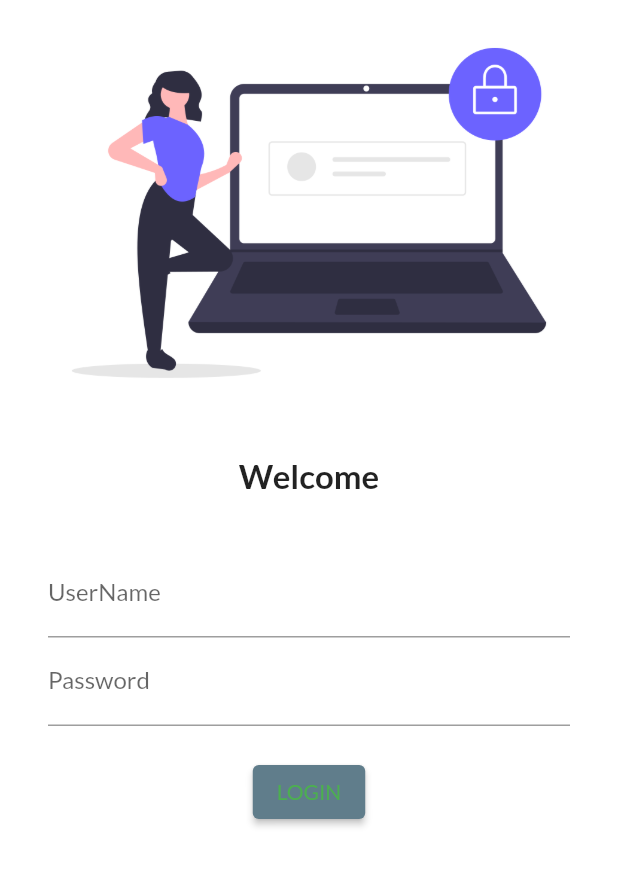
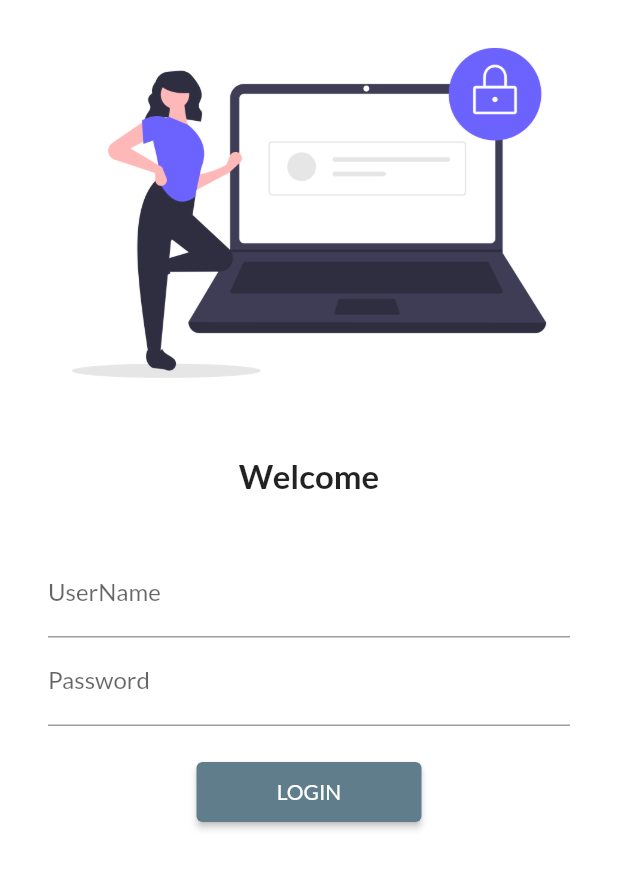
Before and after one commit to Siddharth2573/catalog, a Flutter app: the screen it shows after launch, on a phone screen of 412 x 824 dp. Shown: the top 869 px of the screen. Run offline on Flutter 3.47's test engine with Material 2 defaults, Android fonts, the phone set to English and light mode, and no system bars; our stand-ins replace google_fonts.

Commit message:
Day 5 completed

```diff
--- a/lib/Pages/login_page.dart
+++ b/lib/Pages/login_page.dart
@@ -1,3 +1,4 @@
+import 'package:catalog/utils/routes.dart';
 import 'package:flutter/material.dart';
 
 class LoginPage extends StatelessWidget {
@@ -5,6 +6,7 @@ class LoginPage extends StatelessWidget {
   Widget build(BuildContext context) {
     return Material(
         color: Colors.white,
+        child: SingleChildScrollView(
           child: Column(
             children: [
               Image.asset(
@@ -22,8 +24,8 @@ class LoginPage extends StatelessWidget {
                 height: 20.0,
               ),
               Padding(
-              padding:
-                  const EdgeInsets.symmetric(vertical: 16.0, horizontal: 32.0),
+                padding: const EdgeInsets.symmetric(
+                    vertical: 16.0, horizontal: 32.0),
                 child: Column(
                   children: [
                     TextFormField(
@@ -44,14 +46,15 @@ class LoginPage extends StatelessWidget {
                     ),
                     ElevatedButton(
                         onPressed: () {
-                        print("Hi Siddharth");
+                          Navigator.pushNamed(context, MyRoutes.homeRoute);
                         },
-                      style: TextButton.styleFrom(primary: Colors.green),
+                        style: TextButton.styleFrom(minimumSize: Size(150, 40)),
                         child: Text("LOGIN"))
                   ],
                 ),
               )
             ],
+          ),
         ));
   }
 }
--- a/lib/main.dart
+++ b/lib/main.dart
@@ -1,5 +1,6 @@
 import 'package:catalog/Pages/home_page.dart';
 import 'package:catalog/Pages/login_page.dart';
+import 'package:catalog/utils/routes.dart';
 import 'package:flutter/material.dart';
 import 'package:google_fonts/google_fonts.dart';
 
@@ -15,12 +16,13 @@ class MyApp extends StatelessWidget {
       theme: ThemeData(
           primarySwatch: Colors.blueGrey,
           fontFamily: GoogleFonts.lato().fontFamily),
+      debugShowCheckedModeBanner: false,
       darkTheme: ThemeData(primarySwatch: Colors.deepOrange),
       initialRoute: "/login",
       routes: {
         "/": (context) => LoginPage(),
-        "/home": (context) => Homepage(),
-        "/login": (context) => LoginPage(),
+        MyRoutes.homeRoute: (context) => Homepage(),
+        MyRoutes.loginRoute: (context) => LoginPage(),
       },
     );
   }
--- /dev/null
+++ b/lib/utils/routes.dart
@@ -0,0 +1,4 @@
+class MyRoutes {
+ static String loginRoute = "/login";
+ static String homeRoute = "/home";
+}
```
Lines whose indentation alone changed are shown as unchanged.
